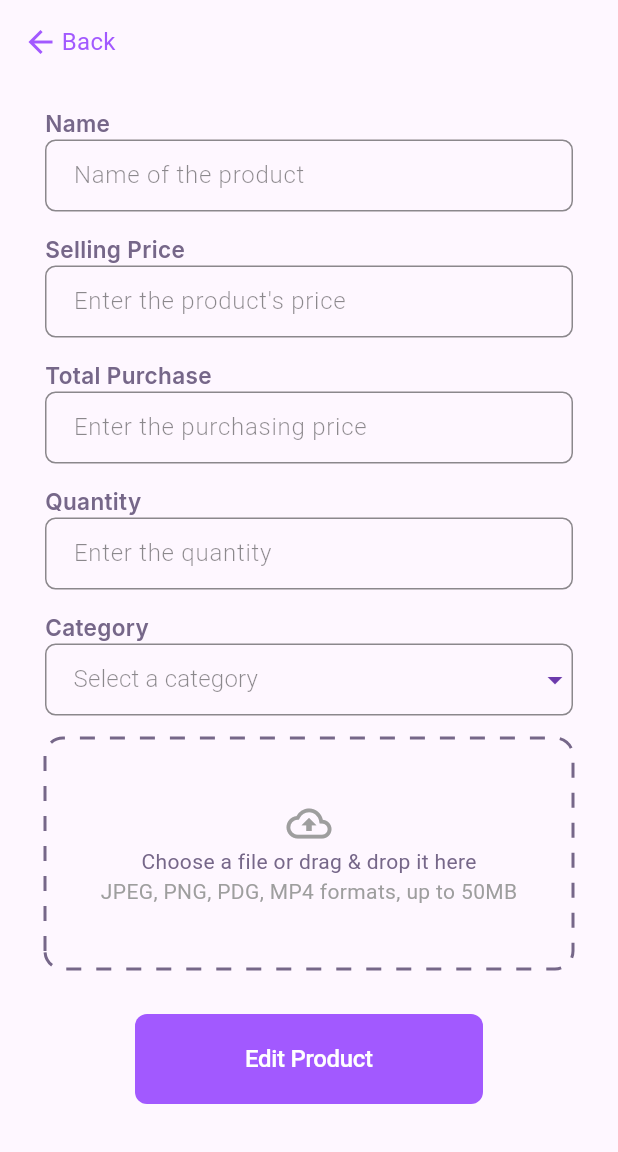
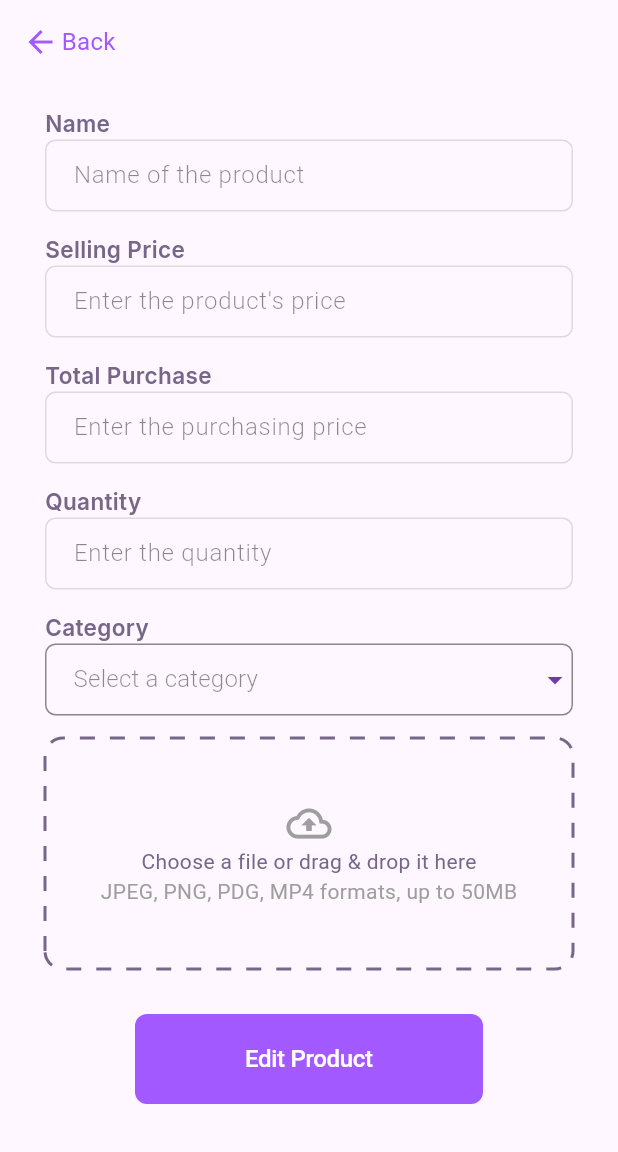
Before and after one commit to ranielART/flutter-shoetally-, a Flutter app: the EditProduct screen opened directly with empty values, on a phone screen of 412 x 824 dp, the part 84-1236 px from its top. Run offline on Flutter 3.47's test engine with Material 3 defaults, Android fonts, the phone set to English and light mode, and no system bars; drawn by our look-alikes of dotted_border; our stand-ins replace animated_splash_screen, cloud_firestore, file_picker, firebase_auth, firebase_core, firebase_storage and 4 more; accounts and stored records are empty; network calls fail; statements that could not run were skipped.

Commit message:
fixed the input field border color, added form validation on add product

```diff
--- a/lib/components/dropdownbuttonform.dart
+++ b/lib/components/dropdownbuttonform.dart
@@ -9,13 +9,15 @@ class DropdownField extends StatefulWidget {
   final List<String> items;
   final Encapsulation selectedValue;
 
-  const DropdownField({
-    super.key,
-    required this.label,
-    required this.hintText,
-    required this.items,
-    required this.selectedValue,
-  });
+  final Color borderColor;
+
+  const DropdownField(
+      {super.key,
+      required this.label,
+      required this.hintText,
+      required this.items,
+      required this.selectedValue,
+      this.borderColor = Colors.black45});
 
   @override
   State<DropdownField> createState() => _DropdownFieldState();
@@ -75,8 +77,8 @@ class _DropdownFieldState extends State<DropdownField> {
           decoration: InputDecoration(
             enabledBorder: OutlineInputBorder(
               borderRadius: BorderRadius.circular(7.0),
-              borderSide: const BorderSide(
-                color: Colors.black45,
+              borderSide: BorderSide(
+                color: widget.borderColor,
               ),
             ),
             focusedBorder: OutlineInputBorder(
--- a/lib/components/inputfields.dart
+++ b/lib/components/inputfields.dart
@@ -12,7 +12,7 @@ class InputFields extends StatefulWidget {
     required this.label,
     required this.hintText,
     required this.controllerTextField,
-    this.borderColor = Colors.black45, // Default border color
+    this.borderColor = Colors.black12, // Default border color
   });
 
   @override
--- a/lib/components/productcard.dart
+++ b/lib/components/productcard.dart
@@ -41,11 +41,11 @@ class _ProductCardState extends State<ProductCard> {
           ),
         ),
         subtitle: Text(
-          widget.filteredTransactions[widget.index].product_stock.toString()!,
+          'Stocks: ${widget.filteredTransactions[widget.index].product_stock.toString()}',
           style: GoogleFonts.inter(fontSize: 11),
         ),
         trailing: Text(
-          "${widget.filteredTransactions[widget.index].selling_price} / Unit",
+          "₱ ${widget.filteredTransactions[widget.index].selling_price} / Unit",
           style: GoogleFonts.inter(
             fontSize: 12,
             fontWeight: FontWeight.bold,
--- a/lib/screens/edit_product.dart
+++ b/lib/screens/edit_product.dart
@@ -43,21 +43,18 @@ class _EditProductState extends State<EditProduct> {
   void initState() {
     productNameTextField.text =
         '${widget.filteredTransactions[widget.index].name}';
-    '${widget.filteredTransactions[widget.index].name}';
+
     sellingPriceTextField.text =
         '${widget.filteredTransactions[widget.index].selling_price}';
-    '${widget.filteredTransactions[widget.index].selling_price}';
+
     totalPurchaseTextField.text =
         '${widget.filteredTransactions[widget.index].total_purchase}';
-    '${widget.filteredTransactions[widget.index].total_purchase}';
+
     quantityTextField.text =
         '${widget.filteredTransactions[widget.index].product_stock}';
-    '${widget.filteredTransactions[widget.index].product_stock}';
+
     categoryTextField.text =
         '${widget.filteredTransactions[widget.index].category}';
-    preImage = widget.filteredTransactions[widget.index].image;
-    stringid = widget.filteredTransactions[widget.index].id;
-    '${widget.filteredTransactions[widget.index].category}';
     preImage = widget.filteredTransactions[widget.index].image;
     stringid = widget.filteredTransactions[widget.index].id;
 
```
Also changed, not shown: lib/screens/add_product.dart (+145 -20 lines), lib/screens/login_screen.dart (+5 -3 lines), lib/screens/products.dart (+9 -8 lines).
